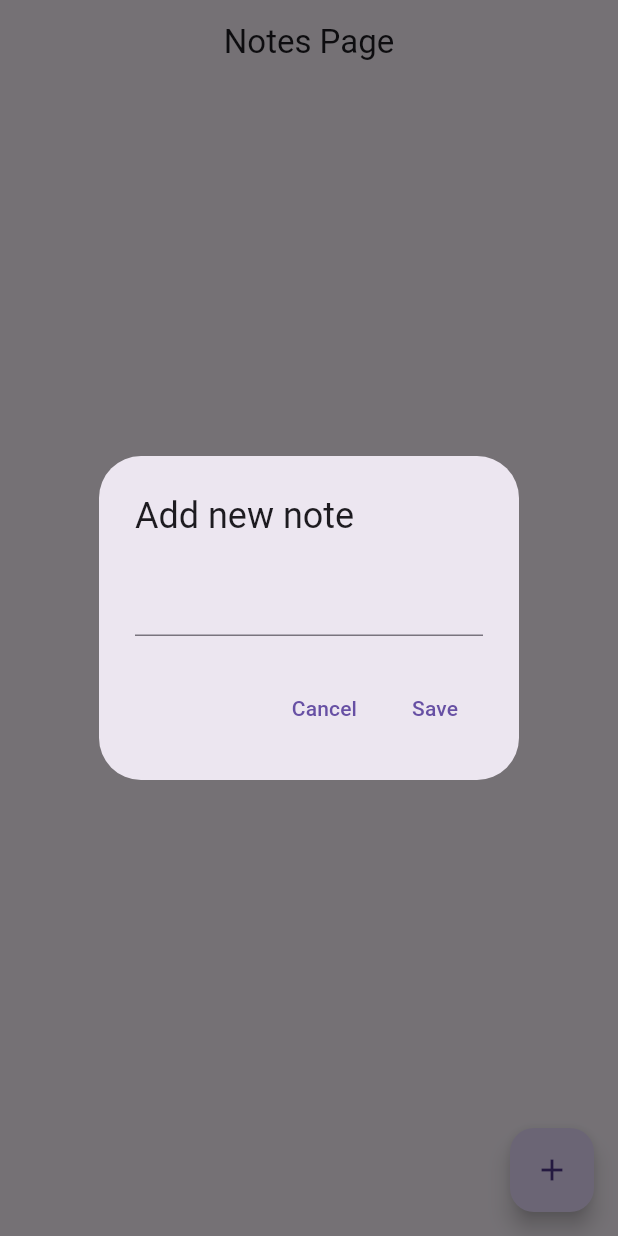
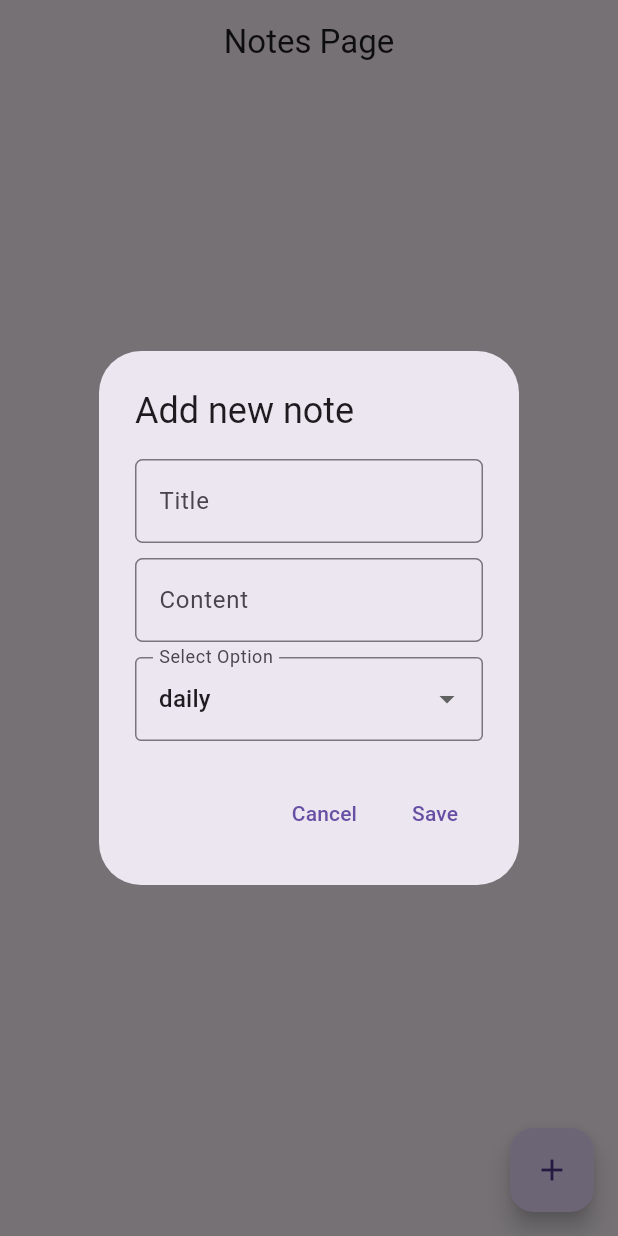
Before and after one commit to Mahdi-Hira53/Authentication, a Flutter app: the screen it shows once a user with an empty profile is signed in, after a tap on the "add" icon, on a phone screen of 412 x 824 dp. Run offline on Flutter 3.47's test engine with Material 3 defaults, Android fonts, the phone set to English and light mode, and no system bars; our stand-ins replace supabase_flutter; accounts and stored records are empty.

Commit message:
choice list added

```diff
--- a/lib/db/note_database.dart
+++ b/lib/db/note_database.dart
@@ -6,9 +6,9 @@ class NotesDatabase{
   final notesTable = Supabase.instance.client.from('notes');
   final authService = AuthServices();
   //insert
-  Future<void>insertNotes(String content)async{
+  Future<void>insertNotes(String title, String content, String choose)async{
     final uid = authService.getCurrentUserUid();
-    await notesTable.insert({'content':content, 'uid':uid});
+    await notesTable.insert({'title':title, 'content':content, 'choose':choose,'uid':uid});
   }
   //update
   Future<void>updateNotes(dynamic noteId, String content)async{
--- a/lib/pages/notes_page.dart
+++ b/lib/pages/notes_page.dart
@@ -11,14 +11,65 @@ class NotesPage extends StatefulWidget {
 
 class _NotesPageState extends State<NotesPage> {
   final _noteController = TextEditingController();
+  final _titleController = TextEditingController();
   final notesdb = NotesDatabase();
   final authService = AuthServices();
+
+  String choose = "daily";
+  List<String> chooseList = ["daily", "Weekly", "Monthly"];
+
   void addNewNotes() {
     showDialog(
       context: context,
       builder: (context) => AlertDialog(
         title: Text("Add new note"),
-        content: TextField(controller: _noteController),
+        content: Column(
+          mainAxisSize: MainAxisSize.min,
+          children: [
+            TextField(
+              controller: _titleController,
+              decoration: InputDecoration(
+                labelText: "Title",
+                border: OutlineInputBorder(
+                  borderRadius: BorderRadius.circular(5),
+                  borderSide: BorderSide(color: Colors.black),
+                ),
+              ),
+            ),
+            SizedBox(height: 10,),
+            TextField(
+              controller: _noteController,
+              decoration: InputDecoration(
+                labelText: "Content",
+                border: OutlineInputBorder(
+                  borderRadius: BorderRadius.circular(5),
+                  borderSide: BorderSide(color: Colors.black),
+                ),
+              ),
+            ),
+            SizedBox(
+              height: 10,
+            ),
+            DropdownButtonFormField<String>(
+              decoration: InputDecoration(
+                labelText: "Select Option",
+                border: OutlineInputBorder(),
+              ),
+              value: choose,
+              items: chooseList.map((String value) {
+                return DropdownMenuItem<String>(
+                  value: value,
+                  child: Text(value),
+                );
+              }).toList(),
+              onChanged: (newValue) {
+                setState(() {
+                  choose = newValue!;
+                });
+              },
+            ),
+          ],
+        ),
         actions: [
           TextButton(
             onPressed: () {
@@ -30,7 +81,7 @@ class _NotesPageState extends State<NotesPage> {
           TextButton(
             onPressed: () async {
               try {
-                await notesdb.insertNotes(_noteController.text);
+                await notesdb.insertNotes(_titleController.text,_noteController.text, choose);
                 if (mounted) {
                   ScaffoldMessenger.of(context).showSnackBar(
                     SnackBar(content: Text("Insertion Successful")),
@@ -51,12 +102,58 @@ class _NotesPageState extends State<NotesPage> {
     );
   }
 
-  void updateNotes(dynamic id, String oldContent){
+  void updateNotes(dynamic id, String oldContent) {
     showDialog(
       context: context,
       builder: (context) => AlertDialog(
         title: Text("Update note"),
-        content: TextField(controller: _noteController),
+        content: Column(
+        mainAxisSize: MainAxisSize.min,
+        children: [
+          TextField(
+            controller: _titleController,
+            decoration: InputDecoration(
+              labelText: "Title",
+              border: OutlineInputBorder(
+                borderRadius: BorderRadius.circular(5),
+                borderSide: BorderSide(color: Colors.black),
+              ),
+            ),
+          ),
+          SizedBox(height: 10,),
+          TextField(
+            controller: _noteController,
+            decoration: InputDecoration(
+              labelText: "Content",
+              border: OutlineInputBorder(
+                borderRadius: BorderRadius.circular(5),
+                borderSide: BorderSide(color: Colors.black),
+              ),
+            ),
+          ),
+          SizedBox(
+            height: 10,
+          ),
+          DropdownButtonFormField<String>(
+            decoration: InputDecoration(
+              labelText: "Select Option",
+              border: OutlineInputBorder(),
+            ),
+            value: choose,
+            items: chooseList.map((String value) {
+              return DropdownMenuItem<String>(
+                value: value,
+                child: Text(value),
+              );
+            }).toList(),
+            onChanged: (newValue) {
+              setState(() {
+                choose = newValue!;
+              });
+            },
+          ),
+        ],
+      ),
         actions: [
           TextButton(
             onPressed: () {
@@ -90,19 +187,19 @@ class _NotesPageState extends State<NotesPage> {
     );
   }
 
-  void deleteNotes(dynamic id)async{
-    try{
+  void deleteNotes(dynamic id) async {
+    try {
       await notesdb.deleteNotes(id);
       if (mounted) {
-        ScaffoldMessenger.of(context).showSnackBar(
-          SnackBar(content: Text("Deletion Successful")),
-        );
+        ScaffoldMessenger.of(
+          context,
+        ).showSnackBar(SnackBar(content: Text("Deletion Successful")));
       }
-    }catch(e){
+    } catch (e) {
       if (mounted) {
-        ScaffoldMessenger.of(context).showSnackBar(
-          SnackBar(content: Text("Error: $e")),
-        );
+        ScaffoldMessenger.of(
+          context,
+        ).showSnackBar(SnackBar(content: Text("Error: $e")));
       }
     }
   }
@@ -136,12 +233,18 @@ class _NotesPageState extends State<NotesPage> {
                   trailing: Row(
                     mainAxisSize: MainAxisSize.min,
                     children: [
-                      IconButton(onPressed: (){
-                        deleteNotes(id);
-                      }, icon: Icon(Icons.delete)),
-                      IconButton(onPressed: () {
-                        updateNotes(id, content);
-                      }, icon: Icon(Icons.edit)),
+                      IconButton(
+                        onPressed: () {
+                          deleteNotes(id);
+                        },
+                        icon: Icon(Icons.delete),
+                      ),
+                      IconButton(
+                        onPressed: () {
+                          updateNotes(id, content);
+                        },
+                        icon: Icon(Icons.edit),
+                      ),
                     ],
                   ),
                 ),
```
